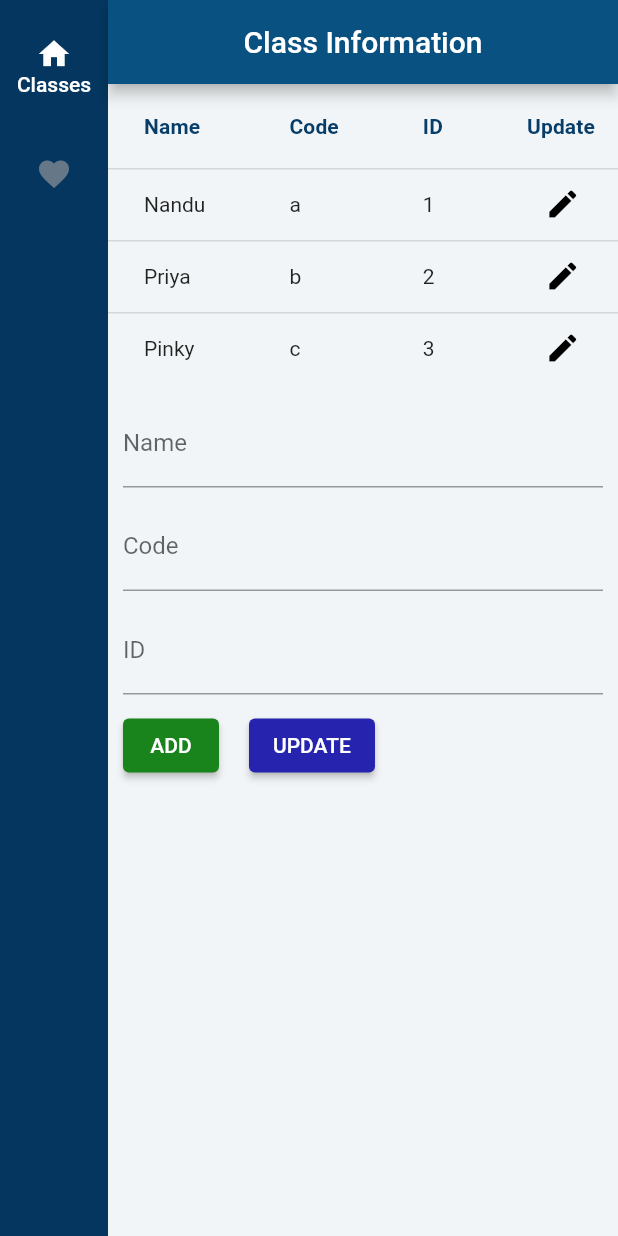
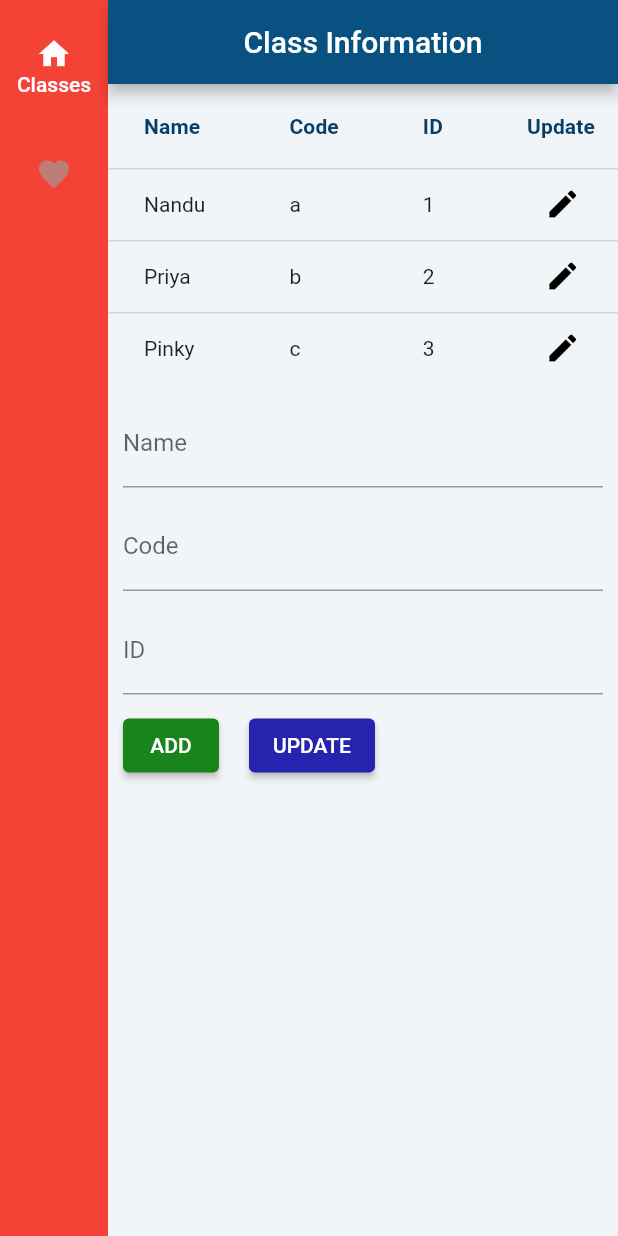
Before and after one commit to Kirla-moni/flutter_master_data, a Flutter app: the screen it shows after launch, on a phone screen of 412 x 824 dp. Run offline on Flutter 3.47's test engine with Material 2 defaults, Android fonts, the phone set to English and light mode, and no system bars.

Commit message:
sushma 12:18

```diff
--- a/lib/common/nav.dart
+++ b/lib/common/nav.dart
@@ -24,7 +24,7 @@ class _HomeWidgetState extends State<HomeWidget> {
         body: Row(
       children: [
         NavigationRail(
-     backgroundColor: Color.fromARGB(255, 4, 54, 95),
+     backgroundColor: Colors.red,
           onDestinationSelected: (index) {
             setState(() {
               _selectedIndex = index;
```
